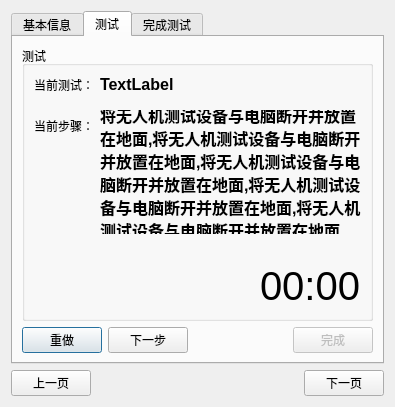
Above: PySideApp/build_src/ui/TestRunnerUI.ui from MWTJC/Gnss_on_UAV_GUI before the change. Below: the same form after it.
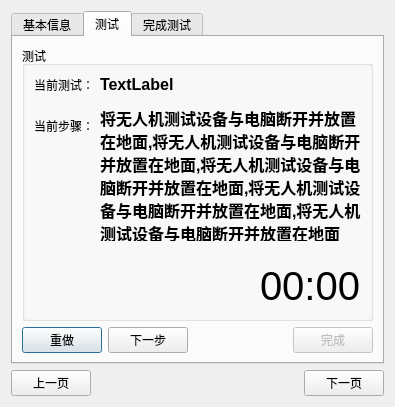
That is the form after the change. The open tabs and pages were chosen to show the change.

Commit message: 绑定test_player

Patch:
```diff
--- a/PySideApp/build_src/ui/TestRunnerUI.ui
+++ b/PySideApp/build_src/ui/TestRunnerUI.ui
@@ -160,6 +160,12 @@
               <property name="orientation">
                <enum>Qt::Orientation::Vertical</enum>
               </property>
+              <property name="sizeHint" stdset="0">
+               <size>
+                <width>0</width>
+                <height>0</height>
+               </size>
+              </property>
              </spacer>
             </item>
            </layout>
```
Left out of the diff: 8 changed lines with no effect on the pictures. The commit also changes 2 other files.
